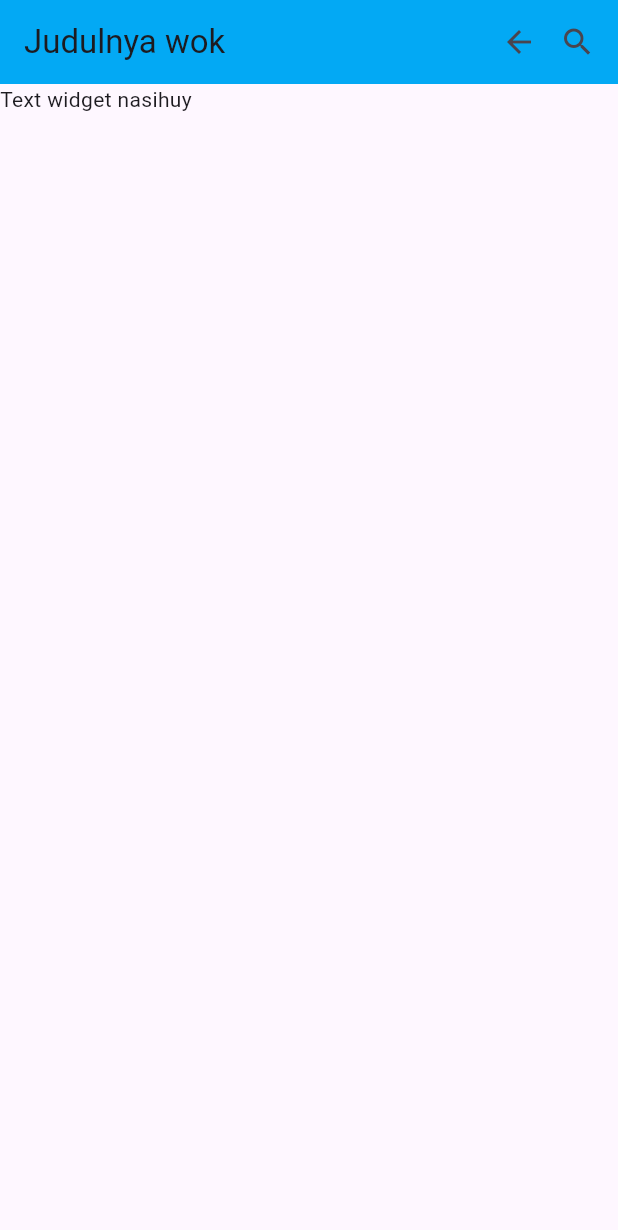
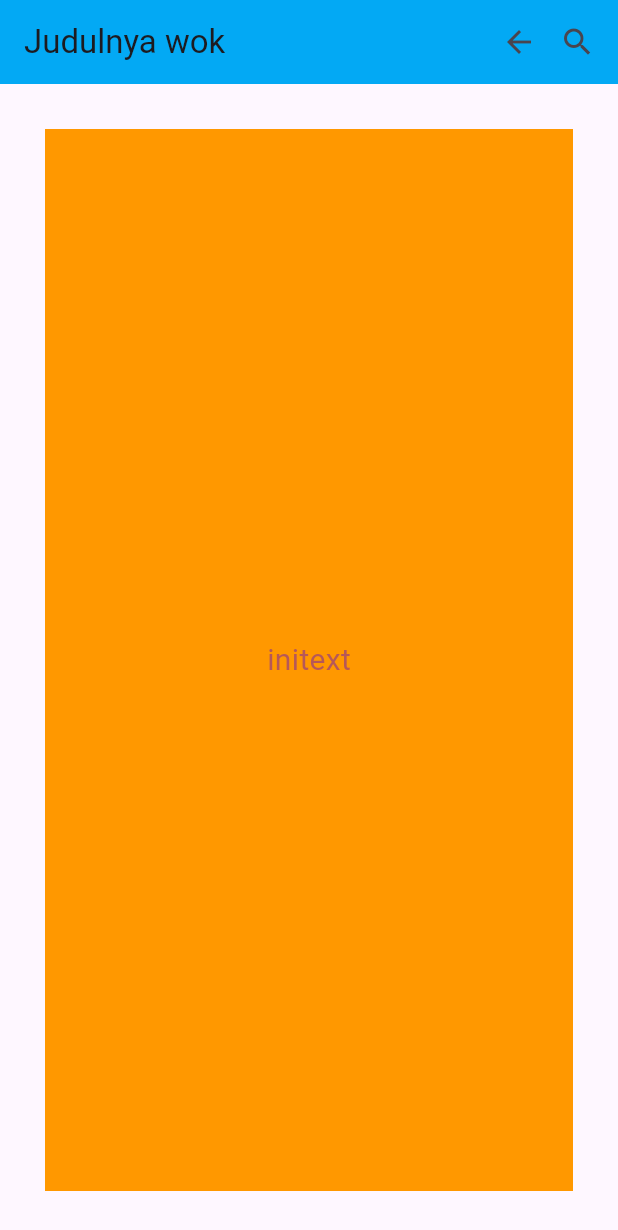
Before and after one commit to cacabf/flutter_week4, a Flutter app: the screen it shows after launch, on a phone screen of 412 x 824 dp. Shown: the top 1230 px of the screen. Run offline on Flutter 3.47's test engine with Material 3 defaults, Android fonts, the phone set to English and light mode, and no system bars.

Commit message:
container

```diff
--- a/lib/main.dart
+++ b/lib/main.dart
@@ -34,7 +34,28 @@ class MyHome extends StatelessWidget {
           SizedBox(width: 15),
         ],
       ),
-      body : Text("Text widget nasihuy"),
+
+      body: Container(
+        //alignment: Alignment.center,
+        //width: double.infinity,
+        //height: double.infinity,
+        margin: EdgeInsets.all(30),
+        alignment: Alignment.center,
+        color: Colors.orange,
+        child: Row(
+          mainAxisAlignment: MainAxisAlignment.center,
+          children: [
+            Text("initext",
+              style: TextStyle(
+                fontSize: 20,
+                color: const Color.fromARGB(255, 182, 88, 88),
+              ),
+            )
+          ],
+        )
+
+
+      )
     );
   }
 }
```
